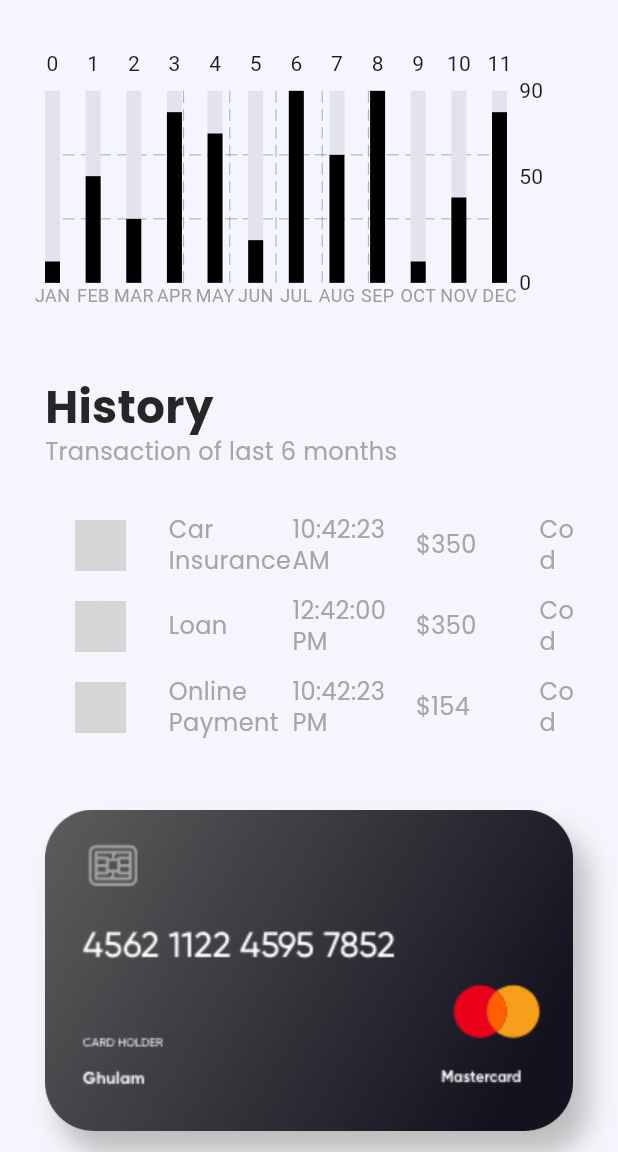
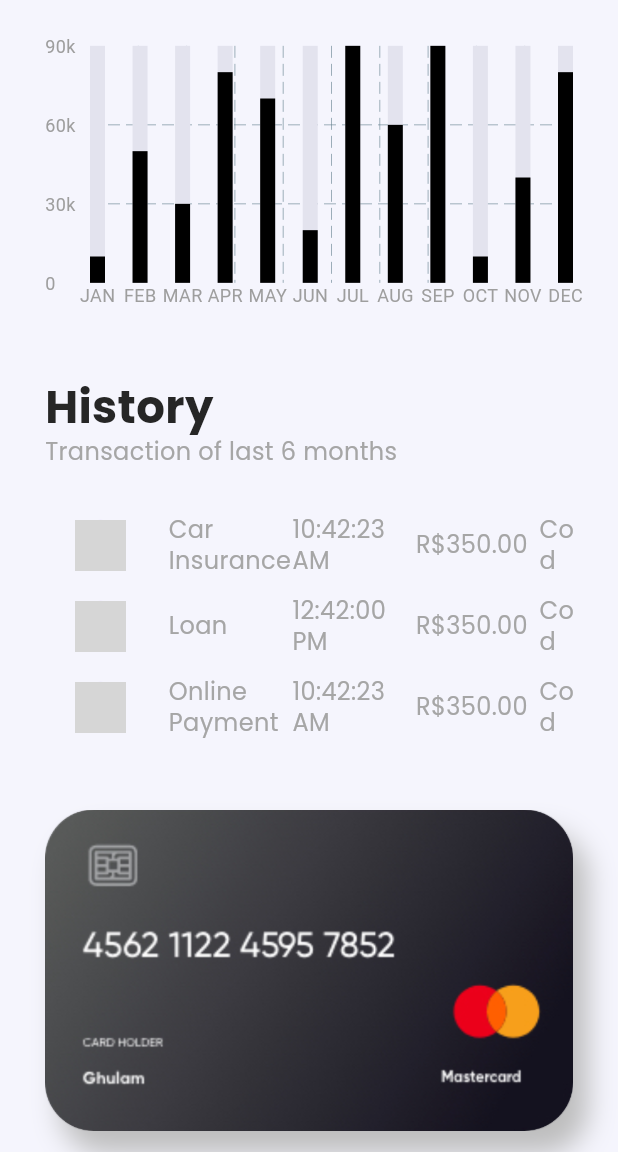
Before and after one commit to EnricoGollner/ResponsiveDashboardWebApp, a Flutter app: the screen it shows after launch, scrolled down 576 dp, on a phone screen of 412 x 824 dp, the part 84-1236 px from its top. Run offline on Flutter 3.47's test engine with Material 3 defaults, Android fonts, the phone set to English and light mode, and no system bars; drawn by our look-alikes of fl_chart; our stand-ins replace flutter_svg; network calls fail; grey boxes are pictures that could not be loaded.

Commit message:
Fixing chart

```diff
--- a/lib/app/data/data.dart
+++ /dev/null
@@ -1,59 +0,0 @@
-const recentActivities = [
-  {
-    "icon": 'assets/drop.svg',
-    "label": 'Water Bill',
-    "amount": "\$120"
-  },
-  {
-    "icon": 'assets/salary.svg',
-    "label": 'Income Salary',
-    "amount": "\$4500"
-  },
-  {
-    "icon": 'assets/electricity.svg',
-    "label": 'Electric Bill',
-    "amount": "\$150"
-  },
-  {
-    "icon": 'assets/wifi.svg',
-    "label": 'Internet Bill',
-    "amount": "\$60"
-  },
-];
-
-const upcomingPayments = [
-  {
-    "icon": 'assets/home.svg',
-    "label": 'Home Rent',
-    "amount": "\$1500"
-  },
-  {
-    "icon": 'assets/salary.svg',
-    "label": 'Car Insurance',
-    "amount": "\$150"
-  },
-];
-
-const transactionHistory = [
-  {
-    "avatar": 'https://cdn.shopify.com/s/files/1/0045/5104/9304/t/27/assets/AC_ECOM_SITE_2020_REFRESH_1_INDEX_M2_THUMBS-V2-1.jpg?v=8913815134086573859',
-    "label": 'Car Insurance',
-    "amount": "\$350",
-    "time": "10:42:23 AM",
-    "status": "Completed",
-  },
-  {
-    "avatar": 'https://cdn.shopify.com/s/files/1/0045/5104/9304/t/27/assets/AC_ECOM_SITE_2020_REFRESH_1_INDEX_M2_THUMBS-V2-1.jpg?v=8913815134086573859',
-    "label": 'Loan',
-    "amount": "\$350",
-    "time": "12:42:00 PM",
-    "status": "Completed",
-  },
-  {
-    "avatar": 'https://cdn.shopify.com/s/files/1/0045/5104/9304/t/27/assets/AC_ECOM_SITE_2020_REFRESH_1_INDEX_M2_THUMBS-V2-1.jpg?v=8913815134086573859',
-    "label": 'Online Payment',
-    "amount": "\$154",
-    "time": "10:42:23 PM",
-    "status": "Completed",
-  },
-];
--- /dev/null
+++ b/lib/app/data/enums/transaction_status.dart
@@ -0,0 +1,11 @@
+enum TransactionStatus {
+  completed,
+  waiting,
+}
+
+extension TransactionStatusExtension on TransactionStatus {
+  String get description => switch (this) {
+    TransactionStatus.completed => 'Completed',
+    TransactionStatus.waiting => 'Waiting for Payment',
+  };
+}
--- /dev/null
+++ b/lib/app/data/transaction_history.dart
@@ -0,0 +1,13 @@
+import 'package:responsive_web_app/app/data/enums/transaction_status.dart';
+
+class TransactionHistory {
+  final String avatarPath;
+  final String label;
+  final double amount;
+  final String time;
+  final TransactionStatus status;
+
+  TransactionHistory({required this.avatarPath, required this.label, required this.amount, required this.time, required this.status});
+
+  String get amountAsCurrency => 'R\$${amount.toStringAsFixed(2)}';
+}
--- /dev/null
+++ b/lib/app/mock/data.dart
@@ -0,0 +1,62 @@
+import 'package:responsive_web_app/app/data/enums/transaction_status.dart';
+import 'package:responsive_web_app/app/data/transaction_history.dart';
+
+const recentActivities = [
+  {
+    "icon": 'assets/drop.svg',
+    "label": 'Water Bill',
+    "amount": "\$120"
+  },
+  {
+    "icon": 'assets/salary.svg',
+    "label": 'Income Salary',
+    "amount": "\$4500"
+  },
+  {
+    "icon": 'assets/electricity.svg',
+    "label": 'Electric Bill',
+    "amount": "\$150"
+  },
+  {
+    "icon": 'assets/wifi.svg',
+    "label": 'Internet Bill',
+    "amount": "\$60"
+  },
+];
+
+const upcomingPayments = [
+  {
+    "icon": 'assets/home.svg',
+    "label": 'Home Rent',
+    "amount": "\$1500"
+  },
+  {
+    "icon": 'assets/salary.svg',
+    "label": 'Car Insurance',
+    "amount": "\$150"
+  },
+];
+
+List<TransactionHistory> transactionsHistory = [
+  TransactionHistory(
+    avatarPath: 'https://cdn.shopify.com/s/files/1/0045/5104/9304/t/27/assets/AC_ECOM_SITE_2020_REFRESH_1_INDEX_M2_THUMBS-V2-1.jpg?v=8913815134086573859',
+    label: 'Car Insurance',
+    amount: 350,
+    time: '10:42:23 AM',
+    status: TransactionStatus.completed,
+  ),
+  TransactionHistory(
+    avatarPath: 'https://cdn.shopify.com/s/files/1/0045/5104/9304/t/27/assets/AC_ECOM_SITE_2020_REFRESH_1_INDEX_M2_THUMBS-V2-1.jpg?v=8913815134086573859',
+    label: 'Loan',
+    amount: 350,
+    time: '12:42:00 PM',
+    status: TransactionStatus.completed,
+  ),
+  TransactionHistory(
+    avatarPath: 'https://cdn.shopify.com/s/files/1/0045/5104/9304/t/27/assets/AC_ECOM_SITE_2020_REFRESH_1_INDEX_M2_THUMBS-V2-1.jpg?v=8913815134086573859',
+    label: 'Online Payment',
+    amount: 350,
+    time: '10:42:23 AM',
+    status: TransactionStatus.completed,
+  ),
+];
--- a/lib/app/pages/components/bar_chart_widget.dart
+++ b/lib/app/pages/components/bar_chart_widget.dart
@@ -13,14 +13,15 @@ class BarChartWidget extends StatelessWidget {
       BarChartData(
           borderData: FlBorderData(show: false),
           alignment: BarChartAlignment.spaceBetween,
-          // axisTitleData: FlAxis( //TODO - VERIFICAR PARA REFATORAR
-          //   leftTitle: AxisTitle(reservedSize: 20),
-          // ),
           gridData: const FlGridData(drawHorizontalLine: true, horizontalInterval: 30),
           titlesData: FlTitlesData(
+            topTitles: const AxisTitles(),
+            rightTitles: const AxisTitles(),
             leftTitles: AxisTitles(
               sideTitles: SideTitles(
                 reservedSize: 30,
+                interval: 30,
+                showTitles: true,
                 getTitlesWidget: (value, _) {
                   return Text(
                     _getChartValueLabel(value),
--- a/lib/app/pages/components/history_table.dart
+++ b/lib/app/pages/components/history_table.dart
@@ -1,7 +1,9 @@
 import 'package:flutter/material.dart';
 import 'package:responsive_web_app/app/config/responsive.dart';
 import 'package:responsive_web_app/app/config/size_config.dart';
-import 'package:responsive_web_app/app/data/data.dart';
+import 'package:responsive_web_app/app/data/enums/transaction_status.dart';
+import 'package:responsive_web_app/app/mock/data.dart';
+import 'package:responsive_web_app/app/data/transaction_history.dart';
 import 'package:responsive_web_app/app/style/colors.dart';
 import 'package:responsive_web_app/app/style/style.dart';
 
@@ -19,8 +21,10 @@ class HistoryTable extends StatelessWidget {
         child: Table(
           defaultVerticalAlignment: TableCellVerticalAlignment.middle,
           children: List.generate(
-            transactionHistory.length,
-            (index) => TableRow(
+            transactionsHistory.length,
+            (index) {
+              final TransactionHistory transaction = transactionsHistory[index];
+              return TableRow(
               decoration: BoxDecoration(
                 borderRadius: BorderRadius.circular(10),
               ),
@@ -31,36 +35,36 @@ class HistoryTable extends StatelessWidget {
                       top: 10.0, bottom: 10.0, left: 20.0),
                   child: CircleAvatar(
                     radius: 17,
-                    backgroundImage:
-                        NetworkImage(transactionHistory[index]["avatar"]!),
+                    backgroundImage: NetworkImage(transaction.avatarPath),
                   ),
                 ),
                 PrimaryText(
-                  text: transactionHistory[index]["label"]!,
+                  text: transaction.label,
                   size: 16,
                   fontWeight: FontWeight.w400,
                   color: AppColors.secondary,
                 ),
                 PrimaryText(
-                  text: transactionHistory[index]["time"]!,
+                  text: transaction.time,
                   size: 16,
                   fontWeight: FontWeight.w400,
                   color: AppColors.secondary,
                 ),
                 PrimaryText(
-                  text: transactionHistory[index]["amount"]!,
+                  text: transaction.amountAsCurrency,
                   size: 16,
                   fontWeight: FontWeight.w400,
                   color: AppColors.secondary,
                 ),
                 PrimaryText(
-                  text: transactionHistory[index]["status"]!,
+                  text: transaction.status.description,
                   size: 16,
                   fontWeight: FontWeight.w400,
                   color: AppColors.secondary,
                 ),
               ],
-            ),
+            );
+            },
           ),
         ),
       ),
--- a/lib/app/pages/components/payment_details_list_widget.dart
+++ b/lib/app/pages/components/payment_details_list_widget.dart
@@ -1,6 +1,6 @@
 import 'package:flutter/material.dart';
 import 'package:responsive_web_app/app/config/size_config.dart';
-import 'package:responsive_web_app/app/data/data.dart';
+import 'package:responsive_web_app/app/mock/data.dart';
 import 'package:responsive_web_app/app/pages/components/payment_list_tile.dart';
 import 'package:responsive_web_app/app/style/colors.dart';
 import 'package:responsive_web_app/app/style/style.dart';
--- a/lib/app/pages/dashboard_page.dart
+++ b/lib/app/pages/dashboard_page.dart
@@ -3,7 +3,7 @@ import 'package:responsive_web_app/app/config/responsive.dart';
 import 'package:responsive_web_app/app/config/size_config.dart';
 import 'package:responsive_web_app/app/pages/components/app_bar_action_items.dart';
 import 'package:responsive_web_app/app/pages/components/bar_chart_widget.dart';
-import 'package:responsive_web_app/app/pages/components/header_widget.dart';
+import 'package:responsive_web_app/app/pages/components/header.dart';
 import 'package:responsive_web_app/app/pages/components/history_table.dart';
 import 'package:responsive_web_app/app/pages/components/info_card.dart';
 import 'package:responsive_web_app/app/pages/components/payment_details_list_widget.dart';
@@ -124,7 +124,6 @@ class DashboardPage extends StatelessWidget {
                         child: BarChartWidget(),
                       ),
                       SizedBox(height: SizeConfig.blockSizeVertical * 5),
-
                       const Column(
                         crossAxisAlignment: CrossAxisAlignment.start,
                         children: [
```
Also changed, not shown: lib/app/pages/components/header.dart (renamed from lib/app/pages/components/header_widget.dart).
